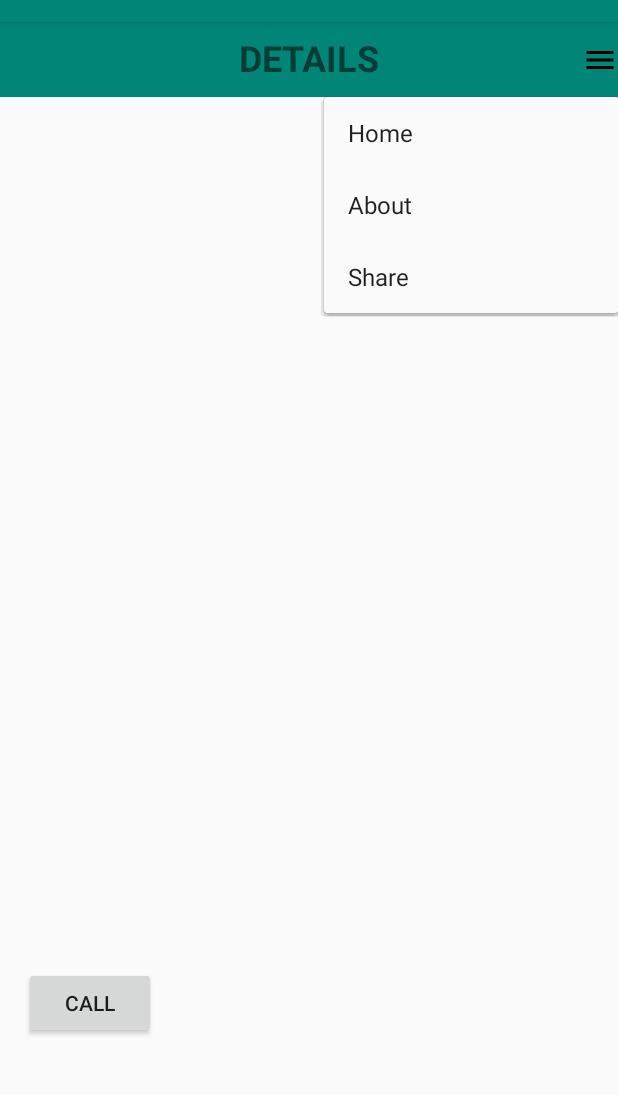
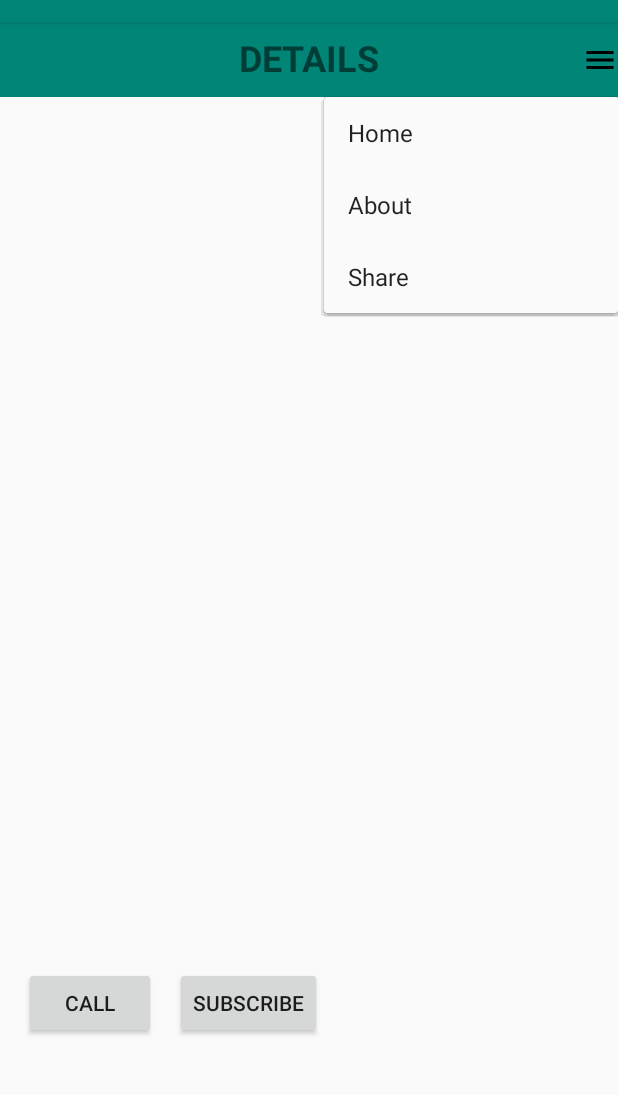
Before and after one commit to naveenpi/shopinfo, an Android app: the DetailsActivity screen opened directly, with no data from a screen before it, after a tap on an icon or button, on a phone screen of 412 x 824 dp, the part 62-1157 px from its top. Run offline under Robolectric (Android 15) with nearby library versions, the phone set to English and light mode, and no system bars.

Commit message:
added subscribe widget into activity_details.xml

```diff
--- a/app/src/main/res/layout/activity_details.xml
+++ b/app/src/main/res/layout/activity_details.xml
@@ -126,6 +126,19 @@
             app:layout_constraintTop_toTopOf="parent"
             app:layout_constraintVertical_bias="0.875" />
 
+        <Button
+            android:id="@+id/subscribe"
+            android:layout_width="wrap_content"
+            android:layout_height="wrap_content"
+            android:onClick="subscribe"
+            android:text="SUBSCRIBE"
+            app:layout_constraintBottom_toBottomOf="parent"
+            app:layout_constraintHorizontal_bias="0.372"
+            app:layout_constraintLeft_toLeftOf="parent"
+            app:layout_constraintRight_toRightOf="parent"
+            app:layout_constraintTop_toTopOf="parent"
+            app:layout_constraintVertical_bias="0.875" />
+
 
 
 </androidx.constraintlayout.widget.ConstraintLayout>
```
